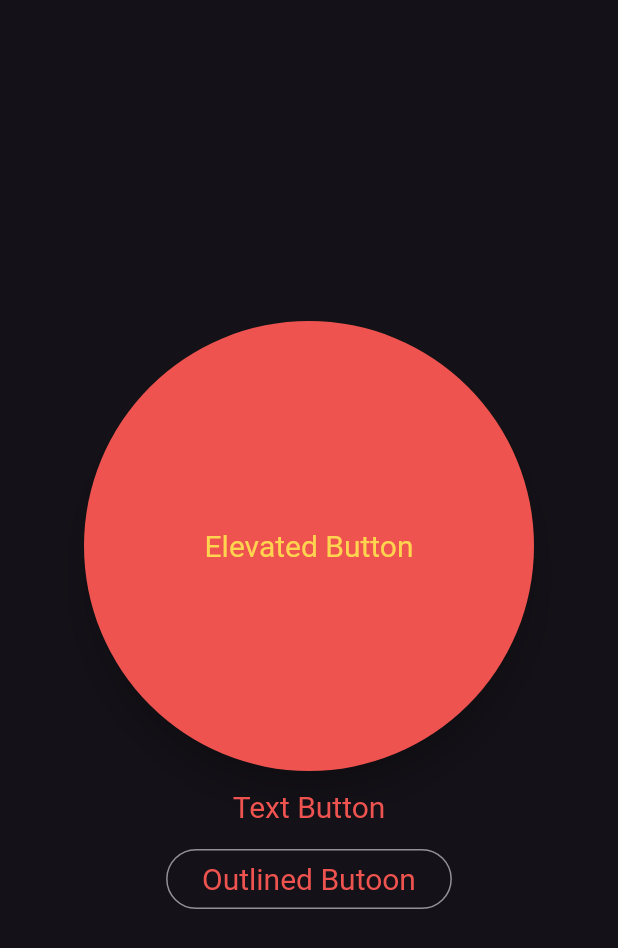
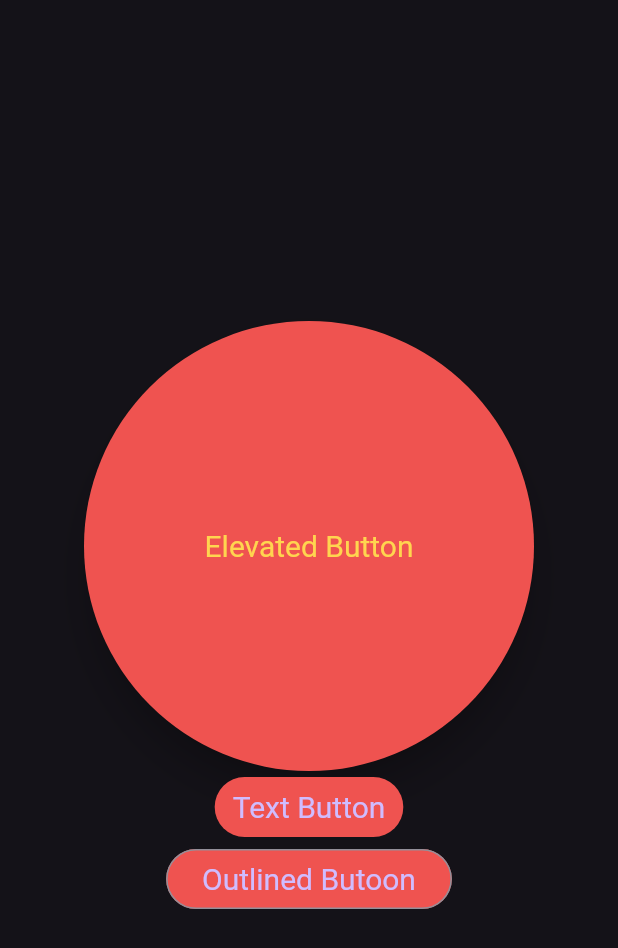
Before and after one commit to bahrie127/widget_focus, a Flutter app: the SampleButton widget shown alone on an empty page, opened directly, on a phone screen of 412 x 824 dp. Shown: the top 948 px of the screen. Run offline on Flutter 3.47's test engine with Material 3 defaults, Android fonts, the light colour scheme and no system bars.

Commit message:
upgrade version flutter 3.27.2

```diff
--- a/lib/widgets/sample_button.dart
+++ b/lib/widgets/sample_button.dart
@@ -22,8 +22,8 @@ class SampleButton extends StatelessWidget {
                   //     CircleBorder(side: BorderSide(color: Colors.blueAccent)),
                   minimumSize: Size(300, 200),
                   elevation: 10,
-                  primary: Colors.red[400],
-                  onPrimary: Colors.amber[300],
+                  backgroundColor: Colors.red[400],
+                  foregroundColor: Colors.amber[300],
                   textStyle: TextStyle(fontSize: 20)),
             ),
           ),
@@ -35,7 +35,7 @@ class SampleButton extends StatelessWidget {
               //     CircleBorder(side: BorderSide(color: Colors.blueAccent)),
               // minimumSize: Size(300, 200),
               elevation: 10,
-              primary: Colors.red[400],
+              backgroundColor: Colors.red[400],
               // onPrimary: Colors.amber[300],
               textStyle: TextStyle(fontSize: 20),
             ),
@@ -50,7 +50,7 @@ class SampleButton extends StatelessWidget {
               //     CircleBorder(side: BorderSide(color: Colors.blueAccent)),
               // minimumSize: Size(300, 200),
               elevation: 10,
-              primary: Colors.red[400],
+              backgroundColor: Colors.red[400],
               // onPrimary: Colors.amber[300],
               textStyle: TextStyle(fontSize: 20),
             ),
--- a/pubspec.yaml
+++ b/pubspec.yaml
@@ -30,7 +30,7 @@ dependencies:
   cupertino_icons: ^1.0.2
   flutter:
     sdk: flutter
-  intl: ^0.17.0
+  intl: ^0.20.2
 
 dev_dependencies:
 
@@ -39,7 +39,7 @@ dev_dependencies:
   # activated in the `analysis_options.yaml` file located at the root of your
   # package. See that file for information about deactivating specific lint
   # rules and activating additional ones.
-  flutter_lints: ^2.0.0
+  flutter_lints: ^5.0.0
   flutter_test:
     sdk: flutter
 
```
Also changed, not shown: lib/home.dart (+11 -11 lines), pubspec.lock, 3 other files.
